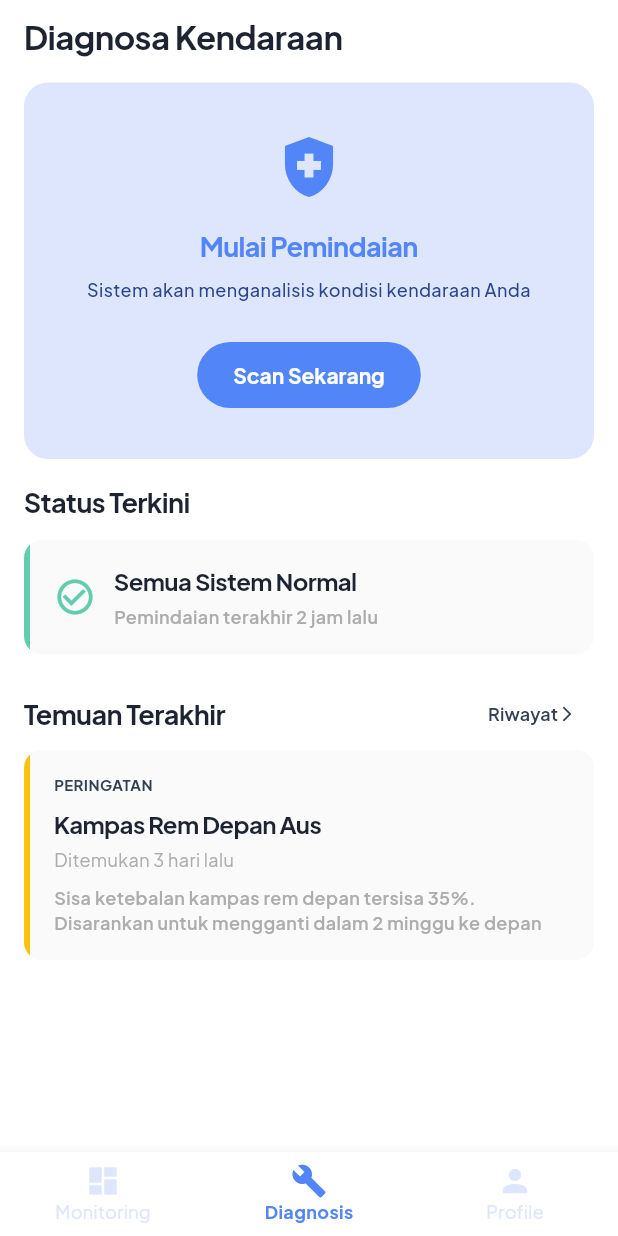
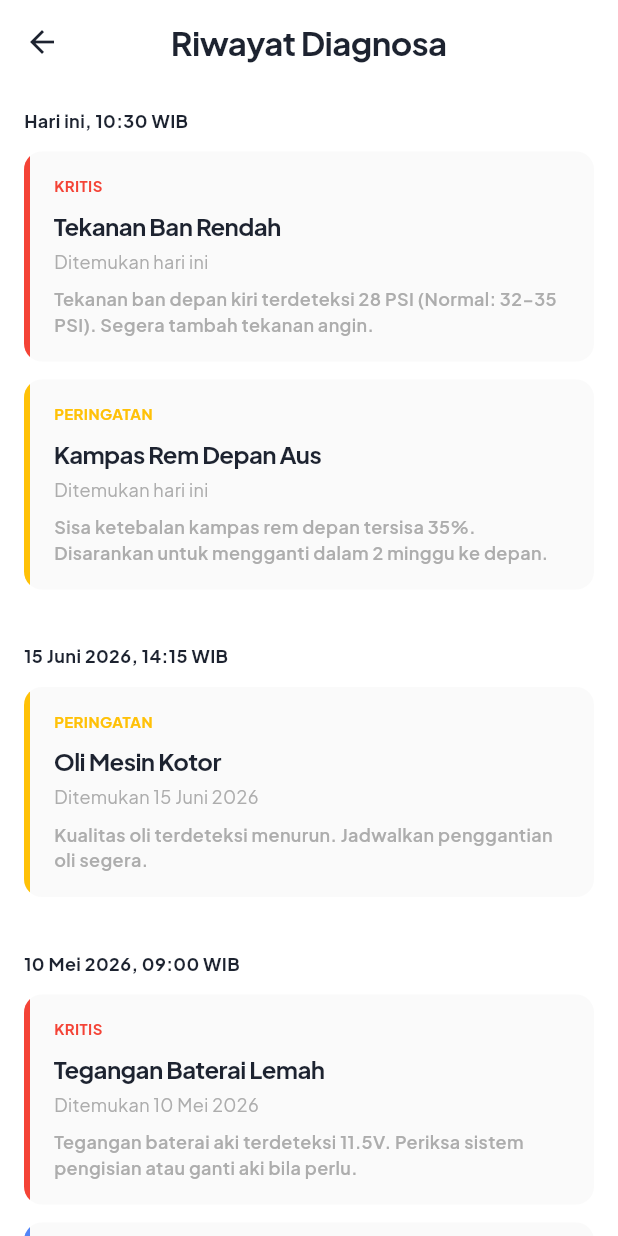
Before and after one commit to muriz-dev/vechicare_app, a Flutter app: the DiagnosisProcessPage screen opened by its route, after a tap on "Riwayat", on a phone screen of 412 x 824 dp. Run offline on Flutter 3.47's test engine with Material 3 defaults, Android fonts, the phone set to English and light mode, and no system bars; our stand-ins replace auto_route, carousel_slider, flutter_bloc, flutter_svg, get_it, injectable and 1 more; missing offline and left inert: dicebear_core, dicebear_styles.

Commit message:
feat: diagnosis history page

```diff
--- a/lib/core/routes/app_router.dart
+++ b/lib/core/routes/app_router.dart
@@ -5,6 +5,7 @@ import 'package:vechicare_app/features/profile/ui/profile.dart';
 import 'package:vechicare_app/home_page.dart';
 import 'package:vechicare_app/features/diagnosing/ui/scanning.dart';
 import 'package:vechicare_app/features/diagnosing/ui/diagnosis_result.dart';
+import 'package:vechicare_app/features/diagnosing/ui/diagnosis_history.dart';
 import 'package:collection/collection.dart'; // For ListEquality used by AutoRoute
 import 'package:vechicare_app/features/diagnosing/cubit/diagnosis_state.dart'; // For DiagnosisFinding
 import 'package:flutter/material.dart'; // Often needed for AutoRoute generated arguments like Key
@@ -26,5 +27,6 @@ class AppRouter extends RootStackRouter {
     ),
     AutoRoute(page: ScanningRoute.page),
     AutoRoute(page: DiagnosisResultRoute.page),
+    AutoRoute(page: DiagnosisHistoryRoute.page),
   ];
 }
--- /dev/null
+++ b/lib/features/diagnosing/ui/diagnosis_history.dart
@@ -0,0 +1,122 @@
+import 'package:auto_route/auto_route.dart';
+import 'package:flutter/material.dart';
+import 'package:vechicare_app/core/theme/app_colors.dart';
+import 'package:vechicare_app/core/theme/app_typography.dart';
+import 'package:vechicare_app/features/diagnosing/ui/widgets/warning_card.dart';
+
+@RoutePage()
+class DiagnosisHistoryPage extends StatelessWidget {
+  const DiagnosisHistoryPage({super.key});
+
+  @override
+  Widget build(BuildContext context) {
+    // Mock data for history
+    final historyData = [
+      {
+        'date': 'Hari ini, 10:30 WIB',
+        'findings': [
+          {
+            'title': 'Tekanan Ban Rendah',
+            'date': 'Ditemukan hari ini',
+            'description':
+                'Tekanan ban depan kiri terdeteksi 28 PSI (Normal: 32-35 PSI). Segera tambah tekanan angin.',
+            'color': Colors.red,
+          },
+          {
+            'title': 'Kampas Rem Depan Aus',
+            'date': 'Ditemukan hari ini',
+            'description':
+                'Sisa ketebalan kampas rem depan tersisa 35%. Disarankan untuk mengganti dalam 2 minggu ke depan.',
+            'color': Colors.amber,
+          },
+        ],
+      },
+      {
+        'date': '15 Juni 2026, 14:15 WIB',
+        'findings': [
+          {
+            'title': 'Oli Mesin Kotor',
+            'date': 'Ditemukan 15 Juni 2026',
+            'description':
+                'Kualitas oli terdeteksi menurun. Jadwalkan penggantian oli segera.',
+            'color': Colors.amber,
+          },
+        ],
+      },
+      {
+        'date': '10 Mei 2026, 09:00 WIB',
+        'findings': [
+          {
+            'title': 'Tegangan Baterai Lemah',
+            'date': 'Ditemukan 10 Mei 2026',
+            'description':
+                'Tegangan baterai aki terdeteksi 11.5V. Periksa sistem pengisian atau ganti aki bila perlu.',
+            'color': Colors.red,
+          },
+          {
+            'title': 'Servis Rutin Mendekat',
+            'date': 'Ditemukan 10 Mei 2026',
+            'description':
+                'Kendaraan Anda mendekati jadwal servis rutin dalam 500 km. Silakan jadwalkan kunjungan ke bengkel.',
+            'color': AppColors.primary,
+          },
+        ],
+      },
+    ];
+
+    return Scaffold(
+      backgroundColor: AppColors.background,
+      appBar: AppBar(
+        title: Text(
+          'Riwayat Diagnosa',
+          style: AppTypography.headingMedium.copyWith(
+            color: AppColors.textDark,
+          ),
+        ),
+        backgroundColor: AppColors.background,
+        elevation: 0,
+        centerTitle: true,
+        leading: IconButton(
+          icon: const Icon(Icons.arrow_back, color: AppColors.textDark),
+          onPressed: () => context.router.maybePop(),
+        ),
+      ),
+      body: ListView.separated(
+        physics: const BouncingScrollPhysics(),
+        padding: const EdgeInsets.all(16),
+        itemCount: historyData.length,
+        separatorBuilder: (context, index) => const SizedBox(height: 24),
+        itemBuilder: (context, index) {
+          final history = historyData[index];
+          final date = history['date'] as String;
+          final findings = history['findings'] as List<Map<String, dynamic>>;
+
+          return Column(
+            crossAxisAlignment: CrossAxisAlignment.start,
+            children: [
+              Text(
+                date,
+                style: AppTypography.bodySmall.copyWith(
+                  color: AppColors.textDark,
+                  fontWeight: FontWeight.bold,
+                ),
+              ),
+              const SizedBox(height: 12),
+              ...findings.map((finding) {
+                return Padding(
+                  padding: const EdgeInsets.only(bottom: 12),
+                  child: WarningCard(
+                    title: finding['title'] as String,
+                    date: finding['date'] as String,
+                    description: finding['description'] as String,
+                    indicatorColor: finding['color'] as Color,
+                  ),
+                );
+              }),
+            ],
+          );
+        },
+      ),
+    );
+  }
+}
--- a/lib/features/diagnosing/ui/diganosis_process.dart
+++ b/lib/features/diagnosing/ui/diganosis_process.dart
@@ -60,7 +60,9 @@ class DiagnosisProcessPage extends StatelessWidget {
                   ),
                 ),
                 TextButton(
-                  onPressed: () {},
+                  onPressed: () {
+                    context.router.push(const DiagnosisHistoryRoute());
+                  },
                   child: Row(
                     mainAxisSize: MainAxisSize.min,
                     children: [
--- a/lib/features/diagnosing/ui/widgets/warning_card.dart
+++ b/lib/features/diagnosing/ui/widgets/warning_card.dart
@@ -3,7 +3,24 @@ import 'package:vechicare_app/core/theme/app_colors.dart';
 import 'package:vechicare_app/core/theme/app_typography.dart';
 
 class WarningCard extends StatelessWidget {
-  const WarningCard({super.key});
+  final String title;
+  final String date;
+  final String description;
+  final Color indicatorColor;
+
+  const WarningCard({
+    super.key,
+    this.title = 'Kampas Rem Depan Aus',
+    this.date = 'Ditemukan 3 hari lalu',
+    this.description = 'Sisa ketebalan kampas rem depan tersisa 35%. Disarankan untuk mengganti dalam 2 minggu ke depan',
+    this.indicatorColor = Colors.amber,
+  });
+
+  String get _label {
+    if (indicatorColor == Colors.red) return 'KRITIS';
+    if (indicatorColor == AppColors.primary) return 'INFO';
+    return 'PERINGATAN';
+  }
 
   @override
   Widget build(BuildContext context) {
@@ -17,7 +34,7 @@ class WarningCard extends StatelessWidget {
         child: Row(
           crossAxisAlignment: CrossAxisAlignment.stretch,
           children: [
-            Container(width: 4, color: Colors.amber),
+            Container(width: 4, color: indicatorColor),
             Expanded(
               child: Padding(
                 padding: const EdgeInsets.all(16.0),
@@ -25,29 +42,29 @@ class WarningCard extends StatelessWidget {
                   crossAxisAlignment: CrossAxisAlignment.start,
                   children: [
                     Text(
-                      'PERINGATAN',
+                      _label,
                       style: AppTypography.labelSmall.copyWith(
-                        color: AppColors.secondaryAccent,
+                        color: indicatorColor,
                         fontWeight: FontWeight.bold,
                       ),
                     ),
                     const SizedBox(height: 8),
                     Text(
-                      'Kampas Rem Depan Aus',
+                      title,
                       style: AppTypography.headingXSmall.copyWith(
                         color: AppColors.textDark,
                       ),
                     ),
                     const SizedBox(height: 4),
                     Text(
-                      'Ditemukan 3 hari lalu',
+                      date,
                       style: AppTypography.bodySmall.copyWith(
                         color: AppColors.textMuted,
                       ),
                     ),
                     const SizedBox(height: 8),
                     Text(
-                      'Sisa ketebalan kampas rem depan tersisa 35%. Disarankan untuk mengganti dalam 2 minggu ke depan',
+                      description,
                       style: AppTypography.bodySmall.copyWith(
                         fontWeight: FontWeight.w600,
                         color: AppColors.textMuted,
```
Also changed, not shown: lib/core/routes/app_router.gr.dart.
